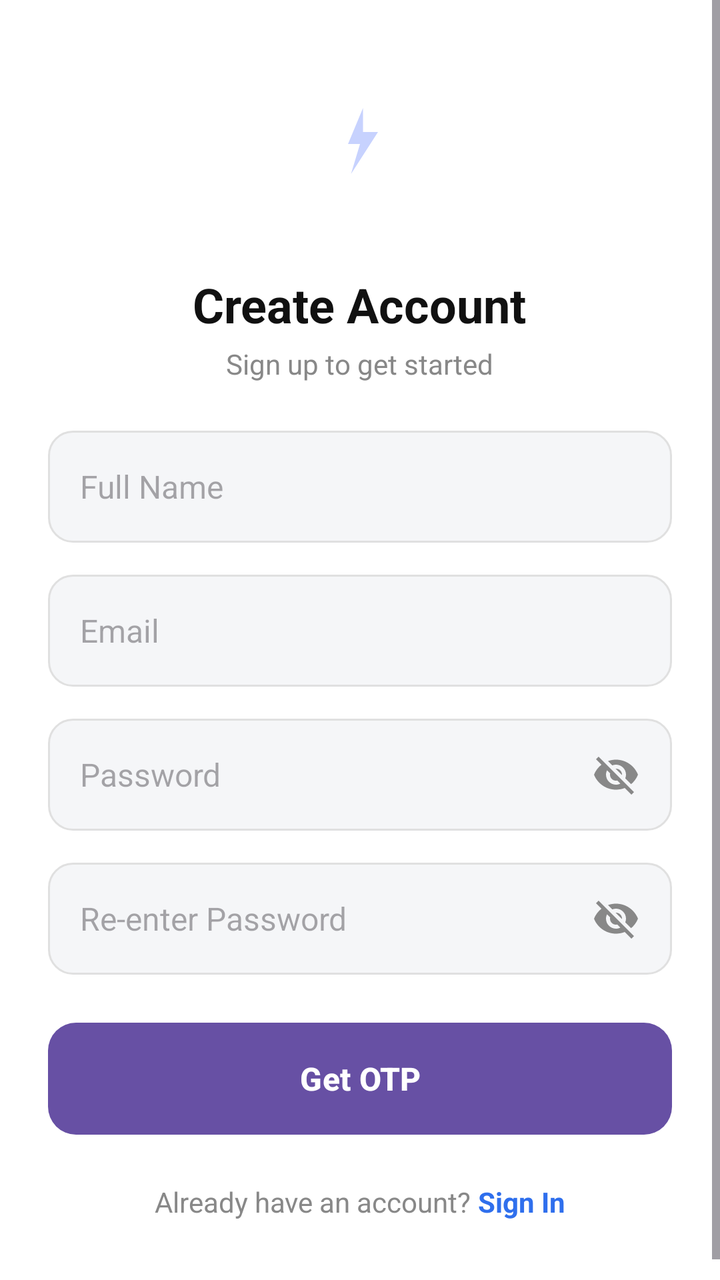
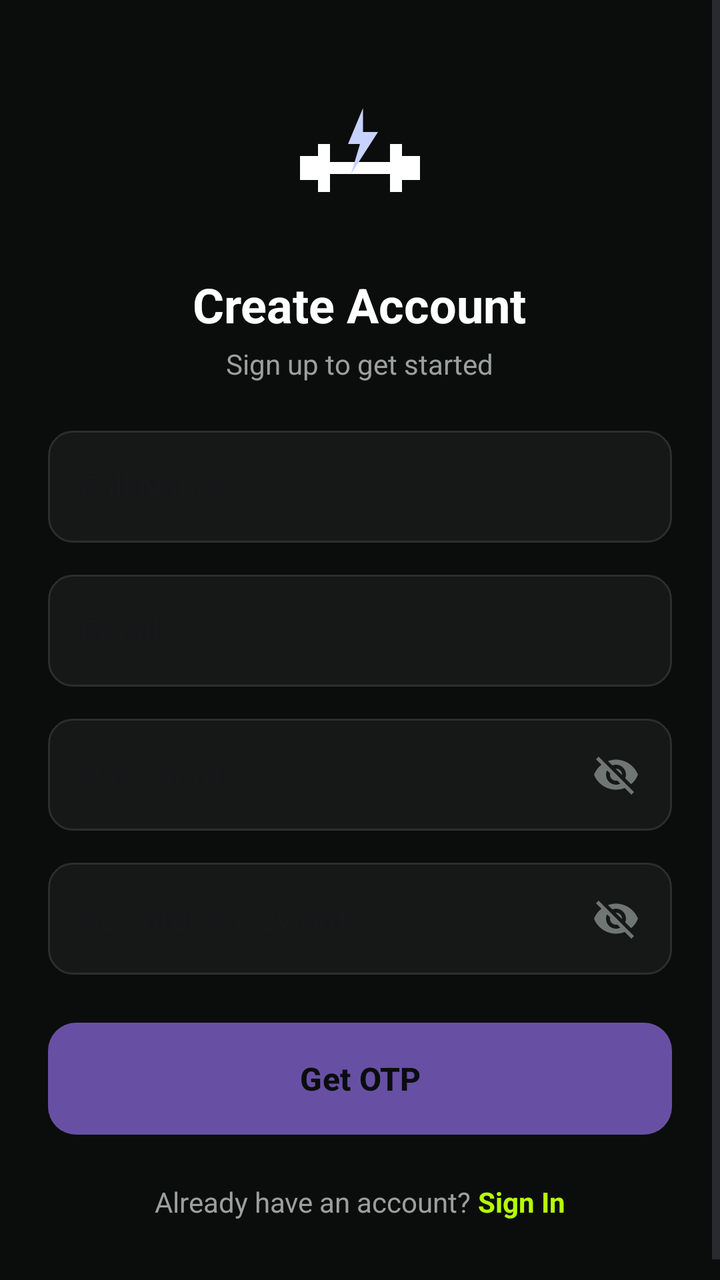

Compare the two renders of this Android layout. The source of the first and the diff that turns it into the second are given below.
<!-- AndroidManifest.xml: application theme Theme.SaveX -->
<!-- res/layout/activity_sign_up.xml -->
<?xml version="1.0" encoding="utf-8"?>
<ScrollView xmlns:android="http://schemas.android.com/apk/res/android"
    xmlns:app="http://schemas.android.com/apk/res-auto"
    android:layout_width="match_parent"
    android:layout_height="match_parent"
    android:fillViewport="true"
    android:background="#FFFFFF">

    <LinearLayout
        android:layout_width="match_parent"
        android:layout_height="wrap_content"
        android:orientation="vertical"
        android:padding="24dp">

        <ImageView
            android:layout_width="72dp"
            android:layout_height="72dp"
            android:layout_gravity="center_horizontal"
            android:layout_marginTop="24dp"
            android:src="@drawable/ic_gymtelligence_logo" />

        <TextView
            android:layout_width="wrap_content"
            android:layout_height="wrap_content"
            android:layout_gravity="center_horizontal"
            android:layout_marginTop="16dp"
            android:text="Create Account"
            android:textColor="#111111"
            android:textSize="24sp"
            android:textStyle="bold" />

        <TextView
            android:layout_width="wrap_content"
            android:layout_height="wrap_content"
            android:layout_gravity="center_horizontal"
            android:layout_marginTop="4dp"
            android:layout_marginBottom="24dp"
            android:text="Sign up to get started"
            android:textColor="#888888"
            android:textSize="14sp" />

        
        <EditText
            android:id="@+id/etName"
            android:layout_width="match_parent"
            android:layout_height="56dp"
            android:background="@drawable/bg_edittext"
            android:hint="Full Name"
            android:inputType="textPersonName"
            android:paddingStart="16dp"
            android:paddingEnd="16dp"
            android:textSize="16sp" />

        
        <EditText
            android:id="@+id/etEmail"
            android:layout_width="match_parent"
            android:layout_height="56dp"
            android:layout_marginTop="16dp"
            android:background="@drawable/bg_edittext"
            android:hint="Email"
            android:inputType="textEmailAddress"
            android:paddingStart="16dp"
            android:paddingEnd="16dp"
            android:textSize="16sp" />

        
        <RelativeLayout
            android:layout_width="match_parent"
            android:layout_height="56dp"
            android:layout_marginTop="16dp">

            <EditText
                android:id="@+id/etPassword"
                android:layout_width="match_parent"
                android:layout_height="match_parent"
                android:background="@drawable/bg_edittext"
                android:hint="Password"
                android:inputType="textPassword"
                android:paddingStart="16dp"
                android:paddingEnd="48dp"
                android:textSize="16sp" />

            <ImageView
                android:id="@+id/ivTogglePassword"
                android:layout_width="24dp"
                android:layout_height="24dp"
                android:layout_alignParentEnd="true"
                android:layout_centerVertical="true"
                android:layout_marginEnd="16dp"
                android:src="@drawable/ic_eye_hide"
                android:contentDescription="Toggle password visibility" />
        </RelativeLayout>

        
        <RelativeLayout
            android:layout_width="match_parent"
            android:layout_height="56dp"
            android:layout_marginTop="16dp">

            <EditText
                android:id="@+id/etConfirmPassword"
                android:layout_width="match_parent"
                android:layout_height="match_parent"
                android:background="@drawable/bg_edittext"
                android:hint="Re-enter Password"
                android:inputType="textPassword"
                android:paddingStart="16dp"
                android:paddingEnd="48dp"
                android:textSize="16sp" />

            <ImageView
                android:id="@+id/ivToggleConfirmPassword"
                android:layout_width="24dp"
                android:layout_height="24dp"
                android:layout_alignParentEnd="true"
                android:layout_centerVertical="true"
                android:layout_marginEnd="16dp"
                android:src="@drawable/ic_eye_hide"
                android:contentDescription="Toggle password visibility" />
        </RelativeLayout>

        <TextView
            android:id="@+id/tvError"
            android:layout_width="match_parent"
            android:layout_height="wrap_content"
            android:layout_marginTop="8dp"
            android:text=""
            android:textColor="#E53935"
            android:textSize="13sp"
            android:visibility="gone" />

        
        <Button
            android:id="@+id/btnGetOtp"
            android:layout_width="match_parent"
            android:layout_height="56dp"
            android:layout_marginTop="24dp"
            android:background="@drawable/bg_button_primary"
            android:text="Get OTP"
            android:textAllCaps="false"
            android:textColor="#FFFFFF"
            android:textSize="16sp"
            android:textStyle="bold"
            android:elevation="0dp" />

        <ProgressBar
            android:id="@+id/progressBar"
            android:layout_width="24dp"
            android:layout_height="24dp"
            android:layout_gravity="center_horizontal"
            android:layout_marginTop="16dp"
            android:visibility="gone" />

        
        <LinearLayout
            android:layout_width="wrap_content"
            android:layout_height="wrap_content"
            android:layout_gravity="center_horizontal"
            android:layout_marginTop="24dp"
            android:layout_marginBottom="16dp"
            android:orientation="horizontal">

            <TextView
                android:layout_width="wrap_content"
                android:layout_height="wrap_content"
                android:text="Already have an account? "
                android:textColor="#888888"
                android:textSize="14sp" />

            <TextView
                android:id="@+id/tvGoToSignIn"
                android:layout_width="wrap_content"
                android:layout_height="wrap_content"
                android:text="Sign In"
                android:textColor="#2F6FED"
                android:textSize="14sp"
                android:textStyle="bold" />
        </LinearLayout>

    </LinearLayout>
</ScrollView>
<!-- resources referenced by this layout -->
<resources>
  <!-- drawable bg_button_primary (drawable) -->
  <?xml version="1.0" encoding="utf-8"?>
  <shape xmlns:android="http://schemas.android.com/apk/res/android"
      android:shape="rectangle">
      <solid android:color="#2F6FED" />
      <corners android:radius="14dp" />
  </shape>
  <!-- drawable bg_edittext (drawable) -->
  <?xml version="1.0" encoding="utf-8"?>
  <shape xmlns:android="http://schemas.android.com/apk/res/android"
      android:shape="rectangle">
      <solid android:color="#F5F6F8" />
      <corners android:radius="12dp" />
      <stroke
          android:width="1dp"
          android:color="#E0E0E0" />
  </shape>
  <!-- drawable ic_eye_hide (drawable) -->
  <vector xmlns:android="http://schemas.android.com/apk/res/android"
      android:width="24dp"
      android:height="24dp"
      android:viewportWidth="24"
      android:viewportHeight="24"
      android:tint="#888888">
      <path
          android:fillColor="@android:color/white"
          android:pathData="M12,7c2.76,0 5,2.24 5,5c0,0.65 -0.13,1.26 -0.36,1.83l2.92,2.92c1.51,-1.26 2.7,-2.89 3.43,-4.75c-1.73,-4.39 -6,-7.5 -11,-7.5c-1.4,0 -2.74,0.25 -3.98,0.7l2.16,2.16C10.74,7.13 11.35,7 12,7zM2,4.27l2.28,2.28l0.46,0.46C3.08,8.3 1.78,10.02 1,12c1.73,4.39 6,7.5 11,7.5c1.55,0 3.03,-0.3 4.38,-0.84l0.42,0.42L19.73,22L21,20.73L3.27,3L2,4.27zM7.53,9.8l1.55,1.55c-0.05,0.21 -0.08,0.43 -0.08,0.65c0,1.66 1.34,3 3,3c0.22,0 0.44,-0.03 0.65,-0.08l1.55,1.55c-0.67,0.33 -1.41,0.53 -2.2,0.53c-2.76,0 -5,-2.24 -5,-5C7,11.21 7.2,10.47 7.53,9.8zM11.84,9.02l3.15,3.15l0.02,-0.16c0,-1.66 -1.34,-3 -3,-3L11.84,9.02z" />
  </vector>
  <!-- drawable ic_gymtelligence_logo (drawable) -->
  <vector xmlns:android="http://schemas.android.com/apk/res/android"
      android:width="48dp"
      android:height="48dp"
      android:viewportWidth="48"
      android:viewportHeight="48">
      <path
          android:fillColor="#FFFFFF"
          android:pathData="M4,20h6v8h-6zM38,20h6v8h-6zM10,16h4v16h-4zM34,16h4v16h-4zM14,22h20v4h-20z" />
      <path
          android:fillColor="#C7D2FE"
          android:pathData="M25,4L20,16L24,16L21,26L30,12L25,12Z" />
  </vector>
  <style name="Theme.SaveX" parent="Base.Theme.SaveX" />
  <style name="Base.Theme.SaveX" parent="Theme.Material3.DayNight.NoActionBar">
          
          
      </style>
</resources>

<!-- the commit's change to res/layout/activity_sign_up.xml (unified diff, before → after) -->
@@ -4,7 +4,7 @@
     android:layout_width="match_parent"
     android:layout_height="match_parent"
     android:fillViewport="true"
-    android:background="#FFFFFF">
+    android:background="@color/gw_background">
 
     <LinearLayout
         android:layout_width="match_parent"
@@ -25,7 +25,7 @@
             android:layout_gravity="center_horizontal"
             android:layout_marginTop="16dp"
             android:text="Create Account"
-            android:textColor="#111111"
+            android:textColor="@color/gw_text_primary"
             android:textSize="24sp"
             android:textStyle="bold" />
 
@@ -36,7 +36,7 @@
             android:layout_marginTop="4dp"
             android:layout_marginBottom="24dp"
             android:text="Sign up to get started"
-            android:textColor="#888888"
+            android:textColor="@color/gw_text_secondary"
             android:textSize="14sp" />
 
         
@@ -126,7 +126,7 @@
             android:layout_height="wrap_content"
             android:layout_marginTop="8dp"
             android:text=""
-            android:textColor="#E53935"
+            android:textColor="@color/gw_error"
             android:textSize="13sp"
             android:visibility="gone" />
 
@@ -139,7 +139,7 @@
             android:background="@drawable/bg_button_primary"
             android:text="Get OTP"
             android:textAllCaps="false"
-            android:textColor="#FFFFFF"
+            android:textColor="@color/gw_text_on_primary"
             android:textSize="16sp"
             android:textStyle="bold"
             android:elevation="0dp" />
@@ -165,7 +165,7 @@
                 android:layout_width="wrap_content"
                 android:layout_height="wrap_content"
                 android:text="Already have an account? "
-                android:textColor="#888888"
+                android:textColor="@color/gw_text_secondary"
                 android:textSize="14sp" />
 
             <TextView
@@ -173,7 +173,7 @@
                 android:layout_width="wrap_content"
                 android:layout_height="wrap_content"
                 android:text="Sign In"
-                android:textColor="#2F6FED"
+                android:textColor="@color/gw_primary"
                 android:textSize="14sp"
                 android:textStyle="bold" />
         </LinearLayout>
<!-- resource entries referenced after the edit -->
@@ -1,21 +1,27 @@
 <!-- resources referenced by this layout -->
 <resources>
+  <color name="gw_background">#0B0D0C</color>
+  <color name="gw_error">#FF5252</color>
+  <color name="gw_primary">#B6FF00</color>
+  <color name="gw_text_on_primary">#0B0D0C</color>
+  <color name="gw_text_primary">#FFFFFF</color>
+  <color name="gw_text_secondary">#9AA09D</color>
   <!-- drawable bg_button_primary (drawable) -->
   <?xml version="1.0" encoding="utf-8"?>
   <shape xmlns:android="http://schemas.android.com/apk/res/android"
       android:shape="rectangle">
-      <solid android:color="#2F6FED" />
+      <solid android:color="@color/gw_action_primary" />
       <corners android:radius="14dp" />
   </shape>
   <!-- drawable bg_edittext (drawable) -->
   <?xml version="1.0" encoding="utf-8"?>
   <shape xmlns:android="http://schemas.android.com/apk/res/android"
       android:shape="rectangle">
-      <solid android:color="#F5F6F8" />
+      <solid android:color="@color/gw_surface" />
       <corners android:radius="12dp" />
       <stroke
           android:width="1dp"
-          android:color="#E0E0E0" />
+          android:color="@color/gw_border" />
   </shape>
   <!-- drawable ic_eye_hide (drawable) -->
   <vector xmlns:android="http://schemas.android.com/apk/res/android"
@@ -23,7 +29,7 @@
       android:height="24dp"
       android:viewportWidth="24"
       android:viewportHeight="24"
-      android:tint="#888888">
+      android:tint="@color/gw_text_hint">
       <path
           android:fillColor="@android:color/white"
           android:pathData="M12,7c2.76,0 5,2.24 5,5c0,0.65 -0.13,1.26 -0.36,1.83l2.92,2.92c1.51,-1.26 2.7,-2.89 3.43,-4.75c-1.73,-4.39 -6,-7.5 -11,-7.5c-1.4,0 -2.74,0.25 -3.98,0.7l2.16,2.16C10.74,7.13 11.35,7 12,7zM2,4.27l2.28,2.28l0.46,0.46C3.08,8.3 1.78,10.02 1,12c1.73,4.39 6,7.5 11,7.5c1.55,0 3.03,-0.3 4.38,-0.84l0.42,0.42L19.73,22L21,20.73L3.27,3L2,4.27zM7.53,9.8l1.55,1.55c-0.05,0.21 -0.08,0.43 -0.08,0.65c0,1.66 1.34,3 3,3c0.22,0 0.44,-0.03 0.65,-0.08l1.55,1.55c-0.67,0.33 -1.41,0.53 -2.2,0.53c-2.76,0 -5,-2.24 -5,-5C7,11.21 7.2,10.47 7.53,9.8zM11.84,9.02l3.15,3.15l0.02,-0.16c0,-1.66 -1.34,-3 -3,-3L11.84,9.02z" />
@@ -35,16 +41,22 @@
       android:viewportWidth="48"
       android:viewportHeight="48">
       <path
-          android:fillColor="#FFFFFF"
+          android:fillColor="@color/gw_text_primary"
           android:pathData="M4,20h6v8h-6zM38,20h6v8h-6zM10,16h4v16h-4zM34,16h4v16h-4zM14,22h20v4h-20z" />
       <path
           android:fillColor="#C7D2FE"
           android:pathData="M25,4L20,16L24,16L21,26L30,12L25,12Z" />
   </vector>
   <style name="Theme.SaveX" parent="Base.Theme.SaveX" />
+  <color name="gw_action_primary">#F2F3F1</color>
+  <color name="gw_surface">#151817</color>
+  <color name="gw_border">#2A2E2C</color>
+  <color name="gw_text_hint">#6F7673</color>
   <style name="Base.Theme.SaveX" parent="Theme.Material3.DayNight.NoActionBar">
           
-          
+          <item name="android:windowBackground">@color/gw_background</item>
+          <item name="android:statusBarColor">@color/gw_background</item>
+          <item name="android:navigationBarColor">@color/gw_background</item>
       </style>
 </resources>
 
